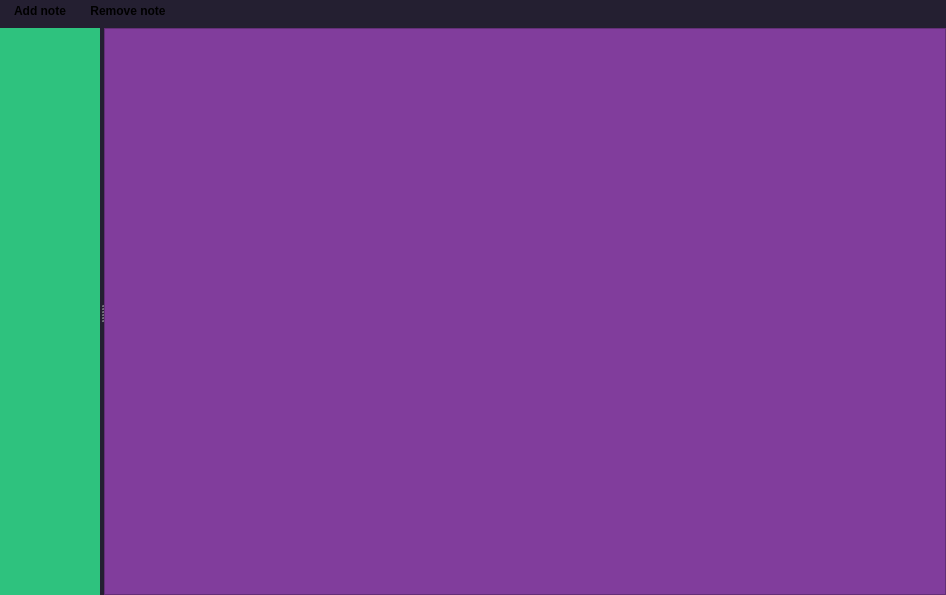
Before: the Qt Designer form src/note/note.ui in itRoy-pentest/smart_notes, drawn with Qt 5.
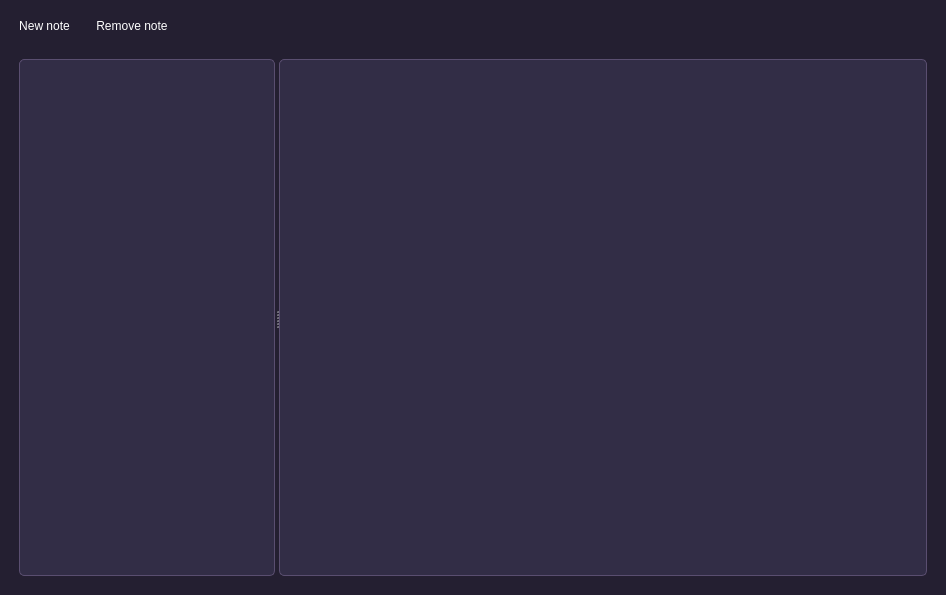
After: the same form once the commit is applied. Icons and pictures are not drawn. Custom widgets are drawn as their Qt base class.

Commit message: note control

```diff
--- a/src/note/note.ui
+++ b/src/note/note.ui
@@ -10,6 +10,12 @@
     <height>595</height>
    </rect>
   </property>
+  <property name="sizePolicy">
+   <sizepolicy hsizetype="Preferred" vsizetype="Preferred">
+    <horstretch>0</horstretch>
+    <verstretch>0</verstretch>
+   </sizepolicy>
+  </property>
   <property name="windowTitle">
    <string>Dialog</string>
   </property>
@@ -20,7 +26,7 @@
 }
 </string>
   </property>
-  <layout class="QVBoxLayout" name="verticalLayout" stretch="0,1">
+  <layout class="QVBoxLayout" name="verticalLayout" stretch="0">
    <property name="leftMargin">
     <number>0</number>
    </property>
@@ -36,78 +42,106 @@
    <item>
     <widget class="QWidget" name="PanelNotes" native="true">
      <property name="styleSheet">
-      <string notr="true">QWidget
-{
-	background-color: rgb(36, 31, 49);
-}</string>
+      <string notr="true">/* QWidget контейнер */
+QWidget {
+    background-color: rgb(36, 31, 49);
+    border-radius: 10px;
+    padding: 10px;
+    color: white;
+}
+
+/* QListWidget */
+QListWidget {
+    background-color: rgb(50, 45, 70);
+    border: 1px solid #5a4e70;
+    border-radius: 5px;
+    padding: 5px;
+    font-size: 14px;
+    color: #e0e0e0;
+}
+
+QListWidget::item {
+    padding: 8px;
+    border-radius: 5px;
+}
+
+QListWidget::item:hover {
+    background-color: rgb(70, 65, 95);
+}
+
+QListWidget::item:selected {
+    background-color: rgb(75, 67, 101);
+    color: white;
+}
+
+/* QTextEdit */
+QTextEdit {
+    background-color: rgb(50, 45, 70);
+    border: 1px solid #5a4e70;
+    border-radius: 5px;
+    font-size: 14px;
+    padding: 10px;
+    color: #e0e0e0;
+}
+
+QTextEdit:focus {
+    border: 1px solid rgb(113, 102, 155);
+}
+
+/* QPushButton - Add Note */
+QPushButton#addNoteButton {
+    background-color: rgb(58, 168, 137);
+    color: white;
+    border: none;
+    padding: 10px 20px;
+    font-size: 14px;
+    border-radius: 5px;
+    cursor: pointer;
+}
+
+QPushButton#addNoteButton:hover {
+    background-color: rgb(50, 150, 121);
+}
+
+QPushButton#addNoteButton:pressed {
+    background-color: rgb(40, 120, 98);
+}
+
+/* QPushButton - Remove Note */
+QPushButton#removeNoteButton {
+    background-color: rgb(245, 79, 83);
+    color: white;
+    border: none;
+    padding: 10px 20px;
+    font-size: 14px;
+    border-radius: 5px;
+    cursor: pointer;
+}
+
+QPushButton#removeNoteButton:hover {
+    background-color: rgb(220, 70, 74);
+}
+
+QPushButton#removeNoteButton:pressed {
+    background-color: rgb(190, 60, 64);
+}
+</string>
      </property>
-     <layout class="QHBoxLayout" name="horizontalLayout">
-      <property name="leftMargin">
-       <number>0</number>
-      </property>
-      <property name="topMargin">
-       <number>0</number>
-      </property>
-      <property name="rightMargin">
-       <number>0</number>
-      </property>
-      <property name="bottomMargin">
-       <number>0</number>
-      </property>
+     <layout class="QVBoxLayout" name="verticalLayout_2" stretch="0,1">
       <item>
-       <widget class="QPushButton" name="AddNote">
-        <property name="font">
-         <font>
-          <bold>true</bold>
-         </font>
-        </property>
-        <property name="styleSheet">
-         <string notr="true">QWidget
-{
-	background-color: rgb(246, 211, 45);
-}</string>
-        </property>
+       <layout class="QHBoxLayout" name="horizontalLayout" stretch="0,0,0">
+        <item>
+         <widget class="QPushButton" name="addNote">
         <property name="text">
-         <string>Add note</string>
-        </property>
-        <property name="icon">
-         <iconset>
-          <normaloff>../../image/icons-notes-128.png</normaloff>../../image/icons-notes-128.png</iconset>
-        </property>
-        <property name="iconSize">
-         <size>
-          <width>30</width>
-          <height>30</height>
-         </size>
-        </property>
-        <property name="flat">
-         <bool>true</bool>
+           <string>New note</string>
         </property>
        </widget>
       </item>
       <item>
-       <widget class="QPushButton" name="RemoveNote">
-        <property name="font">
-         <font>
-          <bold>true</bold>
-         </font>
-        </property>
+         <widget class="QPushButton" name="removeNote">
         <property name="text">
          <string>Remove note</string>
         </property>
-        <property name="icon">
-         <iconset>
-          <normaloff>../../image/icons-trash-120.png</normaloff>../../image/icons-trash-120.png</iconset>
-        </property>
-        <property name="iconSize">
-         <size>
-          <width>30</width>
-          <height>30</height>
-         </size>
-        </property>
-        <property name="flat">
-         <bool>true</bool>
-        </property>
        </widget>
       </item>
       <item>
@@ -124,62 +158,28 @@
        </spacer>
       </item>
      </layout>
-    </widget>
    </item>
    <item>
     <widget class="QSplitter" name="splitter">
-     <property name="sizePolicy">
-      <sizepolicy hsizetype="Expanding" vsizetype="Preferred">
-       <horstretch>0</horstretch>
-       <verstretch>0</verstretch>
-      </sizepolicy>
-     </property>
-     <property name="minimumSize">
-      <size>
-       <width>0</width>
-       <height>0</height>
-      </size>
-     </property>
      <property name="orientation">
       <enum>Qt::Horizontal</enum>
      </property>
-     <property name="childrenCollapsible">
-      <bool>false</bool>
-     </property>
-     <widget class="NoteListWidget" name="noteListWidget" native="true">
-      <property name="styleSheet">
-       <string notr="true">QWidget
-{
-	background-color: rgb(46, 194, 126);
-}</string>
-      </property>
-     </widget>
-     <widget class="QTextEdit" name="textEdit">
+        <widget class="QListWidget" name="noteListWidget"/>
+        <widget class="QTextEdit" name="noteTextEdit">
       <property name="sizePolicy">
        <sizepolicy hsizetype="Expanding" vsizetype="Expanding">
-        <horstretch>2</horstretch>
+           <horstretch>1</horstretch>
         <verstretch>0</verstretch>
        </sizepolicy>
       </property>
-      <property name="styleSheet">
-       <string notr="true">QWidget
-{
-	background-color: rgb(129, 61, 156);
-}</string>
-      </property>
      </widget>
     </widget>
    </item>
   </layout>
  </widget>
- <customwidgets>
-  <customwidget>
-   <class>NoteListWidget</class>
-   <extends>QWidget</extends>
-   <header>note/notelistwidget.h</header>
-   <container>1</container>
-  </customwidget>
- </customwidgets>
+   </item>
+  </layout>
+ </widget>
  <resources/>
  <connections/>
 </ui>
```
Left out of the diff: 2 changed lines with no effect on the pictures. Lines whose indentation alone changed are shown as unchanged. The commit also changes 13 other files.
